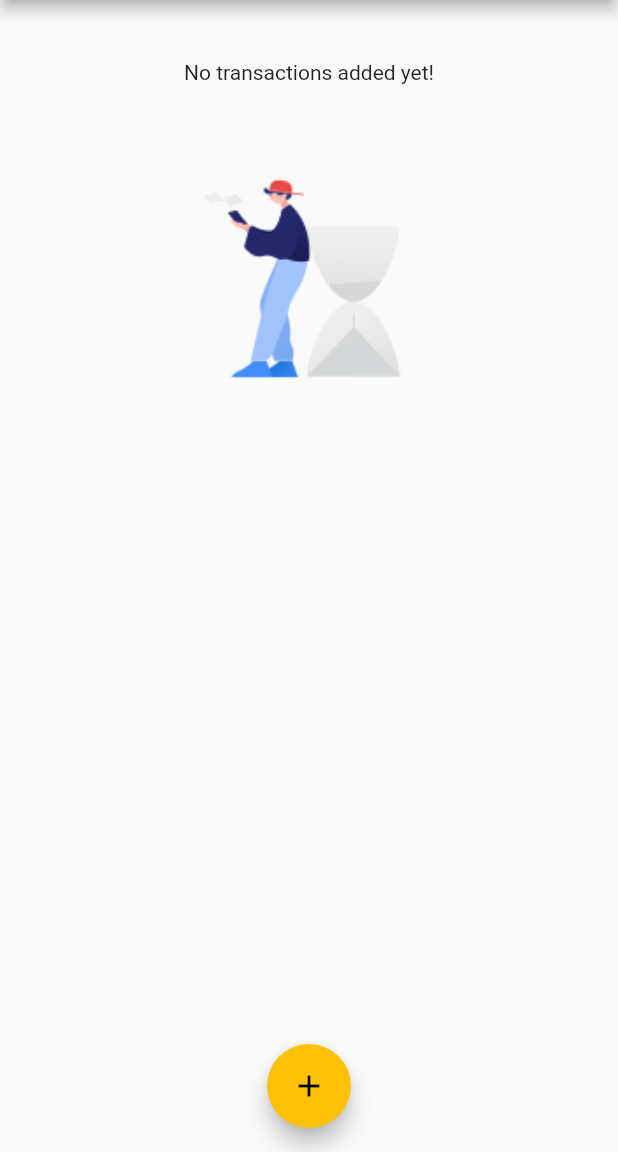
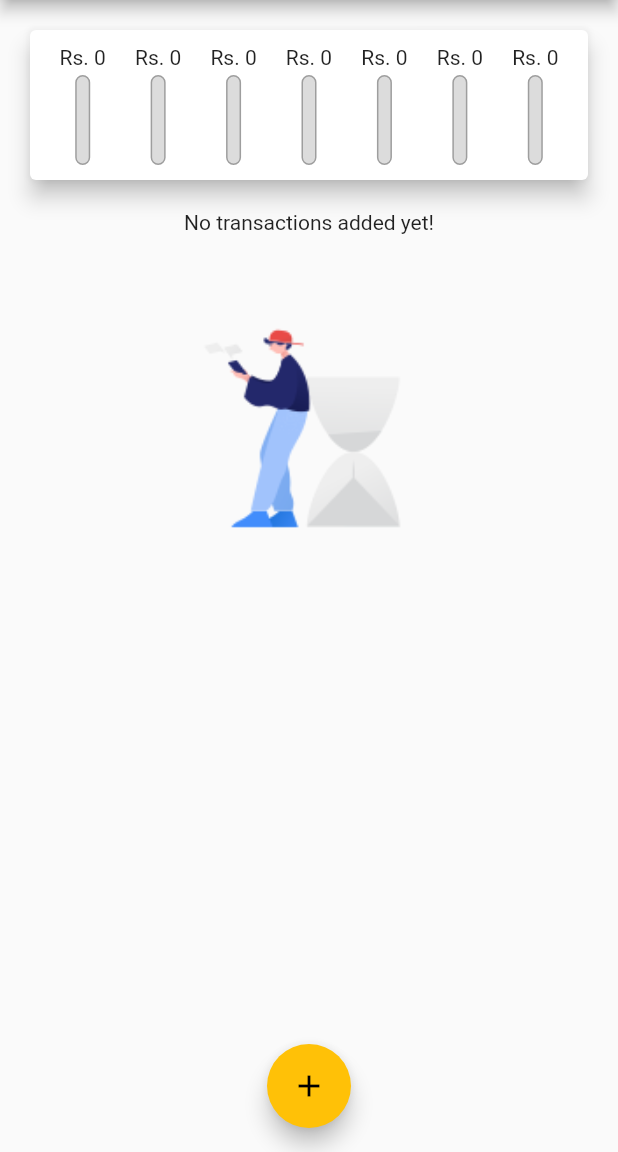
Before and after one commit to Hrithikkumar30/Flutter_Learning, a Flutter app: the screen it shows after launch, on a phone screen of 412 x 824 dp, the part 84-1236 px from its top. Run offline on Flutter 3.47's test engine with Material 2 defaults, Android fonts, the light colour scheme and no system bars; Roboto replaces fonts that are missing (OpenSans).

Commit message:
bar added

```diff
--- a/flutter_application_1/lib/widget/chart.dart
+++ b/flutter_application_1/lib/widget/chart.dart
@@ -1,39 +1,65 @@
-import 'dart:ffi';
 
 import 'package:flutter/material.dart';
+import 'package:intl/intl.dart';
+
+import './chart_bar.dart';
 import '../modules/transaction.dart';
-import 'package:intl/intl.dart';
 
 class Chart extends StatelessWidget {
   final List<Transaction> recentTransactions;
+
   Chart(this.recentTransactions);
 
-  List<Map<String, Object>> get groupedTransactionValues {
+  List<Map<String, dynamic>> get groupedTransactionValues {
     return List.generate(7, (index) {
       final weekDay = DateTime.now().subtract(
         Duration(days: index),
       );
       var totalSum = 0.0;
-      for (var i = 0; i < recentTransactions.length; i++){
+
+      for (var i = 0; i < recentTransactions.length; i++) {
         if (recentTransactions[i].date.day == weekDay.day &&
             recentTransactions[i].date.month == weekDay.month &&
             recentTransactions[i].date.year == weekDay.year) {
           totalSum += recentTransactions[i].amount;
         }
+      }
 
-      }
-        return {'day': DateFormat.E(weekDay), 'amount': totalSum};
+      return {
+        'day': DateFormat.E().format(weekDay).substring(0, 1),
+        'amount': totalSum,
+      };
     });
   }
-  // const Chart({Key? key}) : super(key: key);
+
+  double get totalSpending {
+    return groupedTransactionValues.fold(0.0, (sum, item) {
+      return sum + item['amount'];
+    });
+  }
 
   @override
   Widget build(BuildContext context) {
     return Card(
       elevation: 6,
       margin: EdgeInsets.all(20),
-      child: Row(
-        children: [],
+      child: Padding(
+        padding: EdgeInsets.all(10),
+        child: Row(
+          mainAxisAlignment: MainAxisAlignment.spaceAround,
+          children: groupedTransactionValues.map((data) {
+            return Flexible(  //flexible widget helps us to make the chart responsive to the screen size
+              fit: FlexFit.tight,
+              child: ChartBar(
+                data['day'],
+                data['amount'],
+                totalSpending == 0.0
+                    ? 0.0
+                    : (data['amount'] as double) / totalSpending,
+              ),
+            );
+          }).toList(),
+        ),
       ),
     );
   }
--- /dev/null
+++ b/flutter_application_1/lib/widget/chart_bar.dart
@@ -0,0 +1,49 @@
+import 'package:flutter/src/foundation/key.dart';
+import 'package:flutter/src/widgets/framework.dart';
+import 'package:flutter/material.dart';
+
+class ChartBar extends StatelessWidget {
+  // const ChartBar({Key? key}) : super(key: key);
+  final String label;
+  final double spendingAmount;
+  // final spendingPercentage;
+  final double spendingPercentageTotal;
+
+  ChartBar(this.label, this.spendingAmount, this.spendingPercentageTotal);
+  @override
+  Widget build(BuildContext context) {
+    return Column(
+      children: [
+        FittedBox(
+          child: Text(
+              'Rs. ${spendingAmount.toStringAsFixed(0)}'),
+        ), //toStringAsFixed(0) is used to convert the double value to string and it will show only two decimal places
+        SizedBox(height: 4),
+        Container(
+          height: 60,
+          width: 10,
+          child: Stack(
+            children: [
+              Container(
+                decoration: BoxDecoration(
+                  border: Border.all(
+                    color: Colors.grey,
+                    width: 1,
+                  ),
+                  color: Color.fromRGBO(220, 220, 220, 1),
+                  borderRadius: BorderRadius.circular(20),
+                ),
+              ),
+              FractionallySizedBox(
+                heightFactor: spendingPercentageTotal,
+                child: Container(
+                  decoration: BoxDecoration(color: Theme.of(context).primaryColor,),
+                ),
+              )
+            ],
+          ),
+        )
+      ],
+    );
+  }
+}
```
